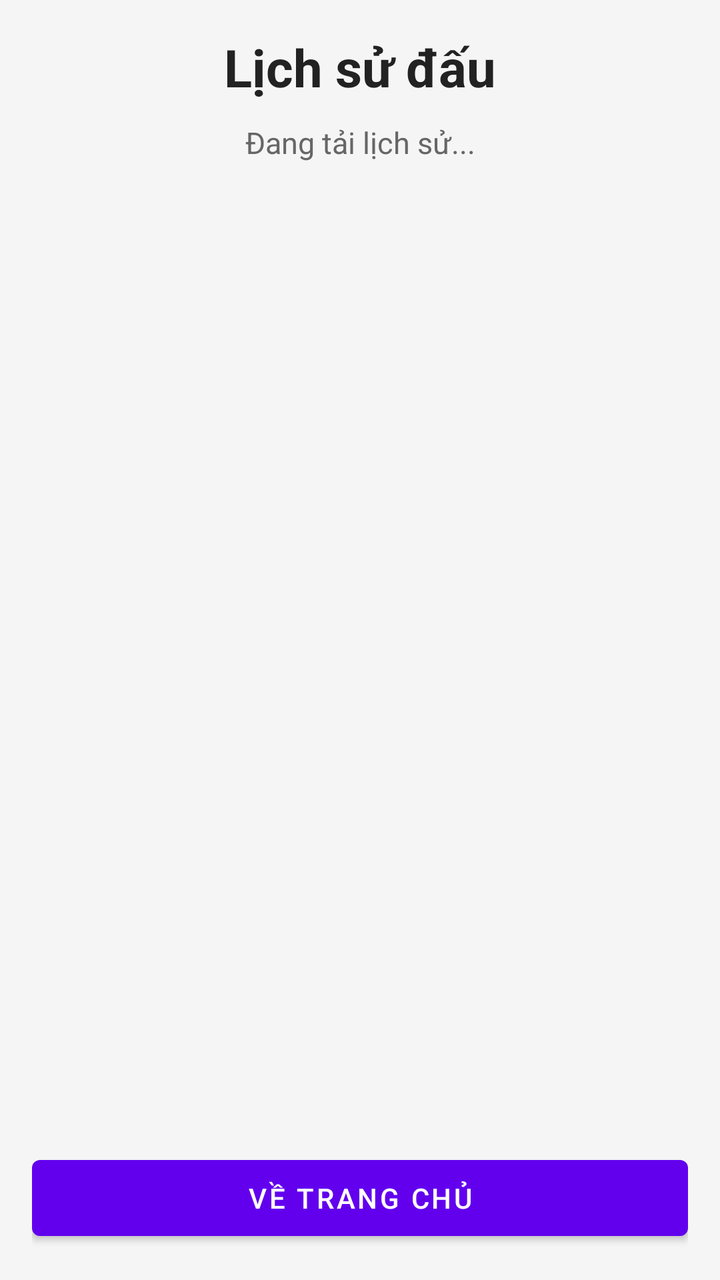
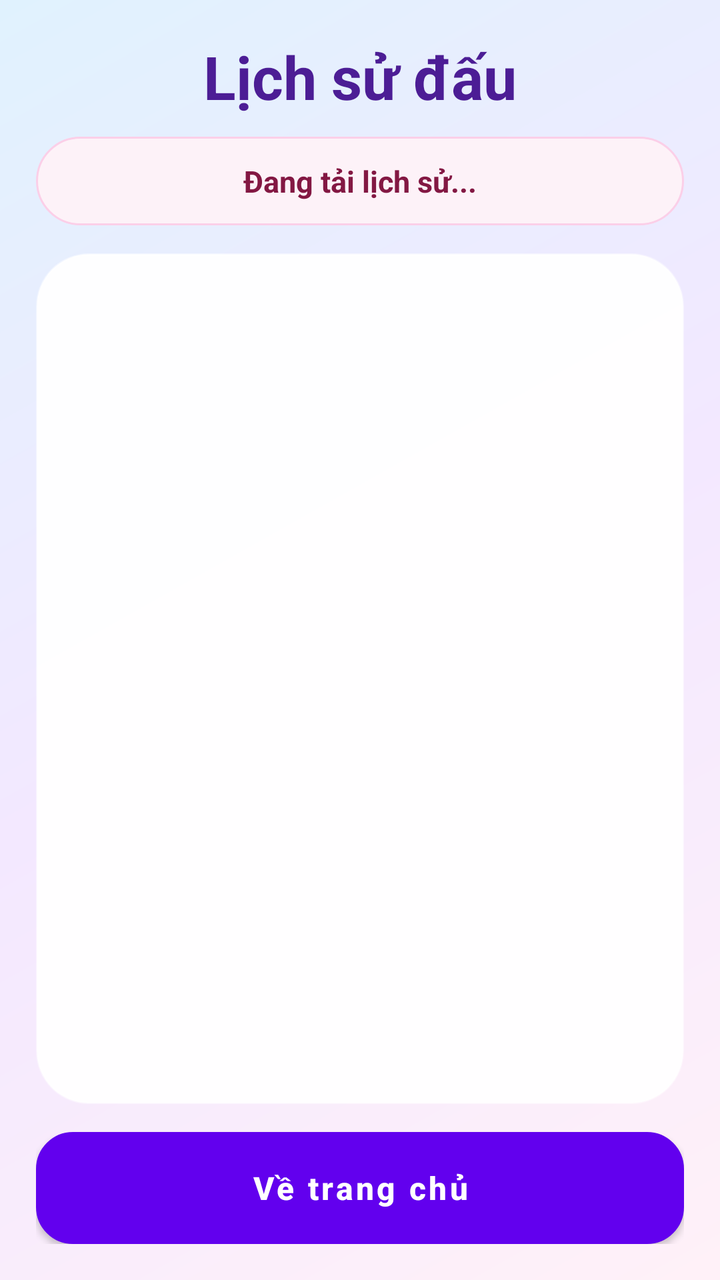

The first picture is an Android layout as it rendered before a commit; the second is the same layout after the commit. The layout source and the unified diff follow.
<!-- AndroidManifest.xml: application theme Theme.CaroOnline -->
<!-- res/layout/activity_history.xml -->
<?xml version="1.0" encoding="utf-8"?>
<LinearLayout xmlns:android="http://schemas.android.com/apk/res/android"
    android:layout_width="match_parent"
    android:layout_height="match_parent"
    android:background="#F5F5F5"
    android:orientation="vertical"
    android:padding="16dp">

    <TextView
        android:id="@+id/tvHistoryTitle"
        android:layout_width="match_parent"
        android:layout_height="wrap_content"
        android:gravity="center"
        android:text="Lịch sử đấu"
        android:textColor="#222222"
        android:textSize="26sp"
        android:textStyle="bold" />

    <TextView
        android:id="@+id/tvHistoryStatus"
        android:layout_width="match_parent"
        android:layout_height="wrap_content"
        android:layout_marginTop="10dp"
        android:gravity="center"
        android:text="Đang tải lịch sử..."
        android:textColor="#666666"
        android:textSize="15sp" />

    <ScrollView
        android:layout_width="match_parent"
        android:layout_height="0dp"
        android:layout_marginTop="12dp"
        android:layout_weight="1">

        <LinearLayout
            android:id="@+id/layoutHistoryList"
            android:layout_width="match_parent"
            android:layout_height="wrap_content"
            android:orientation="vertical" />

    </ScrollView>

    <Button
        android:id="@+id/btnBackHome"
        android:layout_width="match_parent"
        android:layout_height="50dp"
        android:layout_marginTop="12dp"
        android:text="Về trang chủ" />

</LinearLayout>
<!-- resources referenced by this layout -->
<resources>
  <style name="Theme.CaroOnline" parent="Theme.MaterialComponents.DayNight.DarkActionBar">
          
          <item name="colorPrimary">@color/purple_500</item>
          <item name="colorPrimaryVariant">@color/purple_700</item>
          <item name="colorOnPrimary">@color/white</item>
          
          <item name="colorSecondary">@color/teal_200</item>
          <item name="colorSecondaryVariant">@color/teal_700</item>
          <item name="colorOnSecondary">@color/black</item>
          
          <item name="android:statusBarColor">?attr/colorPrimaryVariant</item>
          
      </style>
  <color name="purple_500">#FF6200EE</color>
  <color name="purple_700">#FF3700B3</color>
  <color name="white">#FFFFFFFF</color>
  <color name="teal_200">#FF03DAC5</color>
  <color name="teal_700">#FF018786</color>
  <color name="black">#FF000000</color>
</resources>

<!-- the commit's change to res/layout/activity_history.xml (unified diff, before → after) -->
@@ -2,9 +2,9 @@
 <LinearLayout xmlns:android="http://schemas.android.com/apk/res/android"
     android:layout_width="match_parent"
     android:layout_height="match_parent"
-    android:background="#F5F5F5"
+    android:background="@drawable/bg_app_gradient"
     android:orientation="vertical"
-    android:padding="16dp">
+    android:padding="18dp">
 
     <TextView
         android:id="@+id/tvHistoryTitle"
@@ -12,8 +12,8 @@
         android:layout_height="wrap_content"
         android:gravity="center"
         android:text="Lịch sử đấu"
-        android:textColor="#222222"
-        android:textSize="26sp"
+        android:textColor="#4C1D95"
+        android:textSize="30sp"
         android:textStyle="bold" />
 
     <TextView
@@ -21,30 +21,39 @@
         android:layout_width="match_parent"
         android:layout_height="wrap_content"
         android:layout_marginTop="10dp"
+        android:background="@drawable/bg_stat_pill"
         android:gravity="center"
+        android:padding="12dp"
         android:text="Đang tải lịch sử..."
-        android:textColor="#666666"
-        android:textSize="15sp" />
+        android:textColor="#831843"
+        android:textSize="15sp"
+        android:textStyle="bold" />
 
     <ScrollView
         android:layout_width="match_parent"
         android:layout_height="0dp"
-        android:layout_marginTop="12dp"
-        android:layout_weight="1">
+        android:layout_marginTop="14dp"
+        android:layout_weight="1"
+        android:background="@drawable/bg_card_glass"
+        android:elevation="8dp"
+        android:padding="12dp">
 
         <LinearLayout
             android:id="@+id/layoutHistoryList"
             android:layout_width="match_parent"
             android:layout_height="wrap_content"
             android:orientation="vertical" />
-
     </ScrollView>
 
     <Button
         android:id="@+id/btnBackHome"
         android:layout_width="match_parent"
-        android:layout_height="50dp"
-        android:layout_marginTop="12dp"
-        android:text="Về trang chủ" />
-
+        android:layout_height="56dp"
+        android:layout_marginTop="14dp"
+        android:background="@drawable/bg_button_secondary"
+        android:text="Về trang chủ"
+        android:textAllCaps="false"
+        android:textColor="@color/button_text_white"
+        android:textSize="16sp"
+        android:textStyle="bold" />
 </LinearLayout>
<!-- resource entries referenced after the edit -->
@@ -1,5 +1,35 @@
 <!-- resources referenced by this layout -->
 <resources>
+  <!-- drawable bg_app_gradient (drawable) -->
+  <?xml version="1.0" encoding="utf-8"?>
+  <shape xmlns:android="http://schemas.android.com/apk/res/android">
+      <gradient
+          android:startColor="#FFF1F8"
+          android:centerColor="#F3E8FF"
+          android:endColor="#E0F2FE"
+          android:angle="135" />
+  </shape>
+  <!-- drawable bg_button_secondary (drawable) -->
+  <?xml version="1.0" encoding="utf-8"?>
+  <selector xmlns:android="http://schemas.android.com/apk/res/android">
+      <item android:state_pressed="true"><shape><solid android:color="#E9D5FF"/><corners android:radius="18dp"/><stroke android:width="1dp" android:color="#A855F7"/></shape></item>
+      <item><shape><solid android:color="#FFFFFFFF"/><corners android:radius="18dp"/><stroke android:width="1dp" android:color="#E9D5FF"/></shape></item>
+  </selector>
+  <!-- drawable bg_card_glass (drawable) -->
+  <?xml version="1.0" encoding="utf-8"?>
+  <shape xmlns:android="http://schemas.android.com/apk/res/android">
+      <solid android:color="#F7FFFFFF" />
+      <corners android:radius="26dp" />
+      <stroke android:width="1dp" android:color="#70FFFFFF" />
+      <padding android:left="18dp" android:top="18dp" android:right="18dp" android:bottom="18dp" />
+  </shape>
+  <!-- drawable bg_stat_pill (drawable) -->
+  <?xml version="1.0" encoding="utf-8"?>
+  <shape xmlns:android="http://schemas.android.com/apk/res/android">
+      <solid android:color="#FDF2F8" />
+      <corners android:radius="22dp" />
+      <stroke android:width="1dp" android:color="#FBCFE8" />
+  </shape>
   <style name="Theme.CaroOnline" parent="Theme.MaterialComponents.DayNight.DarkActionBar">
           
           <item name="colorPrimary">@color/purple_500</item>
